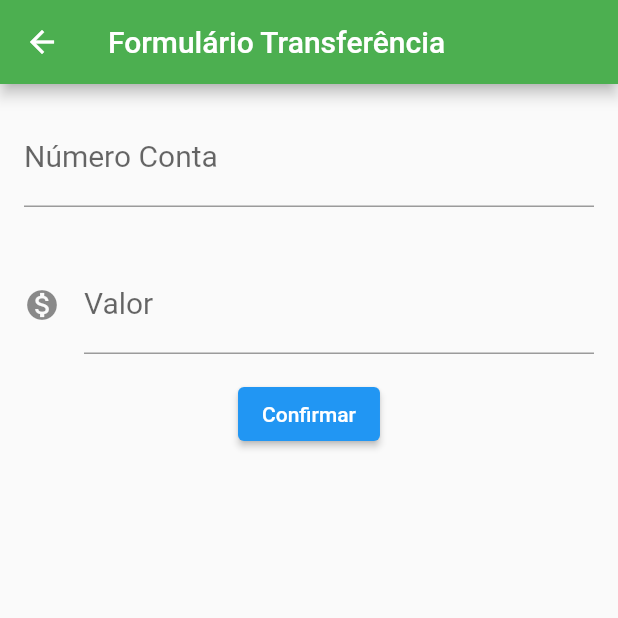
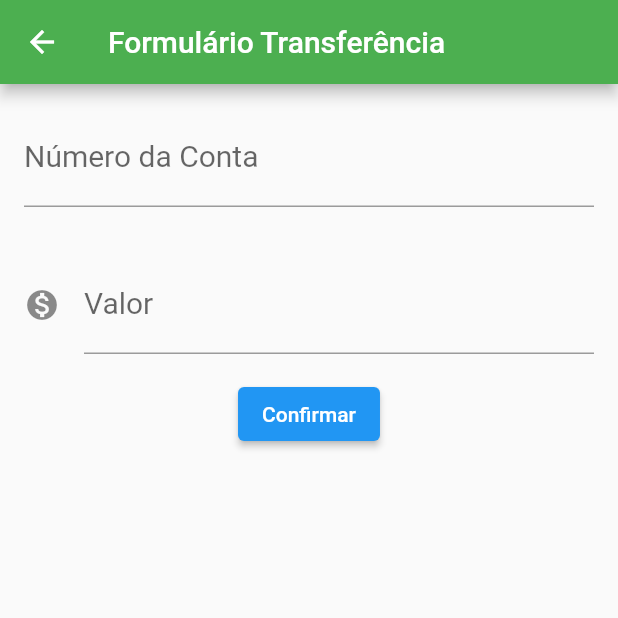
Before and after one commit to GuKeiji/Projeto_ByteBank, a Flutter app: the screen it shows after launch, after a tap on "Confirmar", on a phone screen of 412 x 824 dp, the top half of it. Run offline on Flutter 3.47's test engine with Material 2 defaults, Android fonts, the phone set to English and light mode, and no system bars.

Commit message:
refactor: Widgets TextFields e Function criarTransferencia

```diff
--- a/lib/main.dart
+++ b/lib/main.dart
@@ -83,9 +83,18 @@ class Transferencia {
   final int accountNum;
 
   Transferencia(this.value, this.accountNum);
+
+  @override
+  String toString() {
+    return 'Transferencia{value: $value, accountNum: $accountNum}';
+  }
 }
 
 class FormTransferenciaScreen extends StatelessWidget {
+  final TextEditingController _controladorCampoNumConta =
+      TextEditingController();
+  final TextEditingController _controladorCampoValor = TextEditingController();
+
   @override
   Widget build(BuildContext context) {
     return Scaffold(
@@ -95,38 +104,61 @@ class FormTransferenciaScreen extends StatelessWidget {
       ),
       body: Column(
         children: [
-          Padding(
-            padding: const EdgeInsets.all(16.0),
-            child: TextField(
-              style: TextStyle(fontSize: 20.0),
-              keyboardType: TextInputType.number,
-              decoration:
-                  InputDecoration(labelText: 'Número Conta', hintText: '0000'),
-            ),
+          Editor(
+            controller: _controladorCampoNumConta,
+            label: 'Número da Conta',
+            hint: '0000',
           ),
-          Padding(
-            padding: const EdgeInsets.all(16.0),
-            child: TextField(
-              keyboardType: TextInputType.number,
-              style: TextStyle(fontSize: 20.0),
-              decoration: InputDecoration(
-                labelText: 'Valor',
-                hintText: '0.00',
-                icon: Icon(Icons.monetization_on),
-              ),
-            ),
+          Editor(
+            controller: _controladorCampoValor,
+            label: 'Valor',
+            hint: '0.00',
+            icon: Icons.monetization_on,
           ),
           ElevatedButton(
-            onPressed: (){
-              debugPrint('teste click hehe');
-            },
+            onPressed: () => _createTransferencia(),
             child: Text('Confirmar'),
             style: ButtonStyle(
-              backgroundColor: MaterialStateProperty.all(Colors.blue)
-            ),
+                backgroundColor: MaterialStateProperty.all(Colors.blue)),
           )
         ],
       ),
     );
   }
+
+  void _createTransferencia() {
+    final int? numConta = int.tryParse(_controladorCampoNumConta.text);
+    final double? valor = double.tryParse(_controladorCampoValor.text);
+
+    if (numConta != null && valor != null) {
+      final newTransferencia = Transferencia(valor, numConta);
+      debugPrint('$newTransferencia');
+    }
+  }
 }
+
+class Editor extends StatelessWidget {
+  final TextEditingController? controller;
+  final String? label;
+  final String? hint;
+  final IconData? icon;
+
+  Editor({this.controller, this.label, this.hint, this.icon});
+
+  @override
+  Widget build(BuildContext context) {
+    return Padding(
+      padding: const EdgeInsets.all(16.0),
+      child: TextField(
+        controller: controller,
+        style: TextStyle(fontSize: 20.0),
+        keyboardType: TextInputType.number,
+        decoration: InputDecoration(
+          labelText: label,
+          hintText: hint,
+          icon: icon != null ? Icon(Icons.monetization_on) : null,
+        ),
+      ),
+    );
+  }
+}
```
